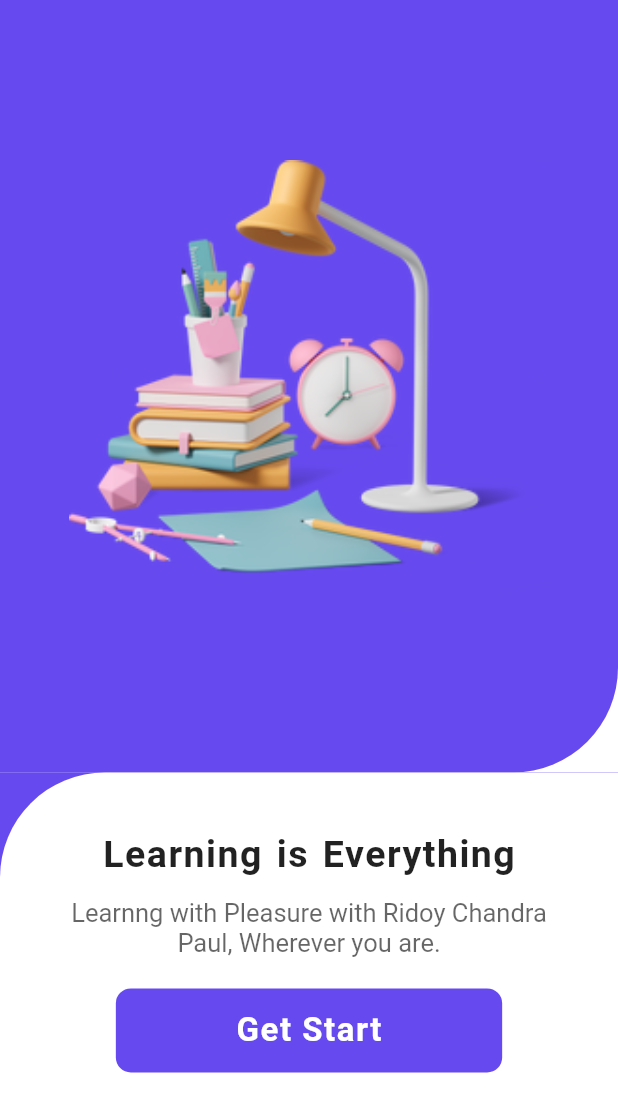
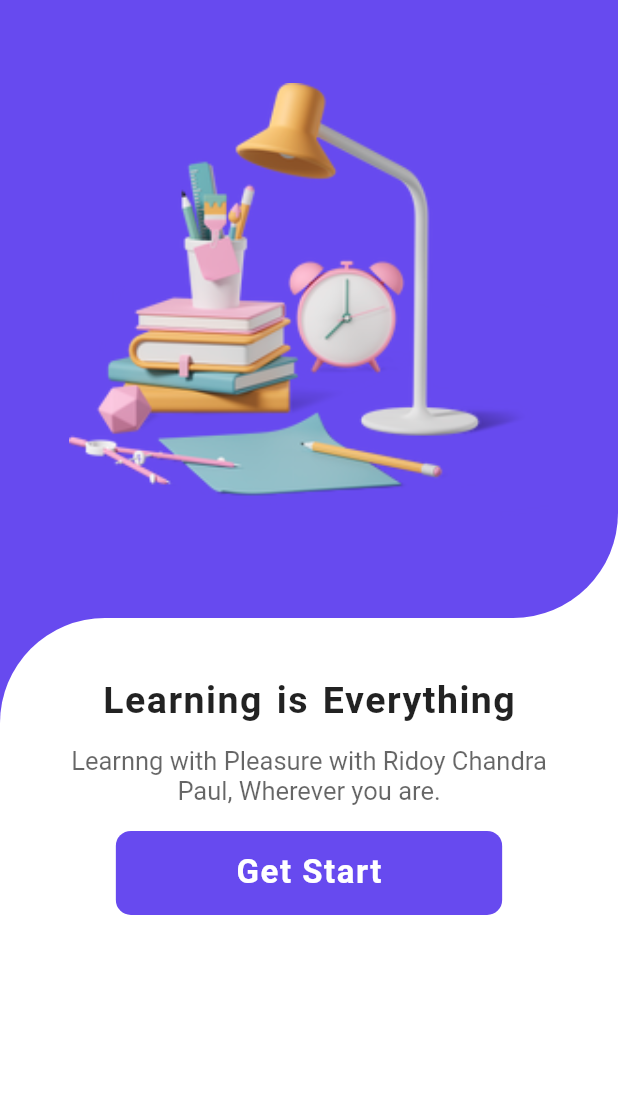
Before and after one commit to Ridoy-paul/education-app-ui-in-flutter-app, a Flutter app: the screen it shows after launch, on a phone screen of 412 x 824 dp. Shown: the top 1112 px of the screen. Run offline on Flutter 3.47's test engine with Material 2 defaults, Android fonts, the phone set to English and light mode, and no system bars; our stand-ins replace responsive_sizer.

Commit message:
welcome screen running

```diff
--- a/lib/welcomeScreen.dart
+++ b/lib/welcomeScreen.dart
@@ -1,4 +1,6 @@
+import 'package:responsive_sizer/responsive_sizer.dart';
 import 'package:flutter/material.dart';
+
 
 class WelcomeScreen extends StatelessWidget {
   WelcomeScreen({super.key});
@@ -7,21 +9,21 @@ class WelcomeScreen extends StatelessWidget {
   Widget build(BuildContext context) {
     return Material(
       child: Container(
-        width: MediaQuery.sizeOf(context).width,
+        width: Adaptive.w(100),
         height: MediaQuery.sizeOf(context).height,
         child: Stack(children: [
           Stack(
             children: [
               Container(
-                width: MediaQuery.sizeOf(context).width,
-                height: MediaQuery.sizeOf(context).height / 1.6,
+                width: Adaptive.w(100),
+                height: 50.h,
                 decoration: BoxDecoration(
                   color: Colors.white,
                 ),
               ),
               Container(
-                width: MediaQuery.sizeOf(context).width,
-                height: MediaQuery.sizeOf(context).height / 1.6,
+                width: 100.w,
+                height: 50.h,
                 decoration: BoxDecoration(
                   color: Color(0xFF674AEF),
                   borderRadius:
@@ -39,8 +41,8 @@ class WelcomeScreen extends StatelessWidget {
           Align(
             alignment: Alignment.bottomCenter,
             child: Container(
-              width: MediaQuery.sizeOf(context).width,
-              height: MediaQuery.sizeOf(context).height / 2.666,
+              width: 100.w,
+              height: 50.h,
               decoration: BoxDecoration(
                 color: Color(0xFF674AEF),
               ),
@@ -50,7 +52,7 @@ class WelcomeScreen extends StatelessWidget {
             alignment: Alignment.bottomCenter,
             child: Container(
               width: MediaQuery.sizeOf(context).width,
-              height: MediaQuery.sizeOf(context).height / 2.666,
+              height: 50.h,
               padding: EdgeInsets.only(top: 40, bottom: 30),
               decoration: BoxDecoration(
                   color: Colors.white,
@@ -68,7 +70,7 @@ class WelcomeScreen extends StatelessWidget {
                     ),
                   ),
                   SizedBox(
-                    height: 15,
+                    height: 2.h,
                   ),
                   Padding(
                     padding: EdgeInsets.symmetric(horizontal: 40),
@@ -82,7 +84,7 @@ class WelcomeScreen extends StatelessWidget {
                     ),
                   ),
                   SizedBox(
-                    height: 20,
+                    height: 2.h,
                   ),
                   Material(
                     color: Color(0xFF674AEF),
@@ -90,8 +92,7 @@ class WelcomeScreen extends StatelessWidget {
                     child: InkWell(
                       onTap: () {},
                       child: Container(
-                        padding:
-                            EdgeInsets.symmetric(vertical: 15, horizontal: 80),
+                        padding: EdgeInsets.symmetric(vertical: 15, horizontal: 80),
                         child: Text(
                           "Get Start",
                           style: TextStyle(
--- a/pubspec.yaml
+++ b/pubspec.yaml
@@ -35,6 +35,7 @@ dependencies:
   # The following adds the Cupertino Icons font to your application.
   # Use with the CupertinoIcons class for iOS style icons.
   cupertino_icons: ^1.0.2
+  responsive_sizer: ^3.2.0
 
 dev_dependencies:
   flutter_test:
```
Also changed, not shown: lib/main.dart (+80 -1 lines), pubspec.lock.
